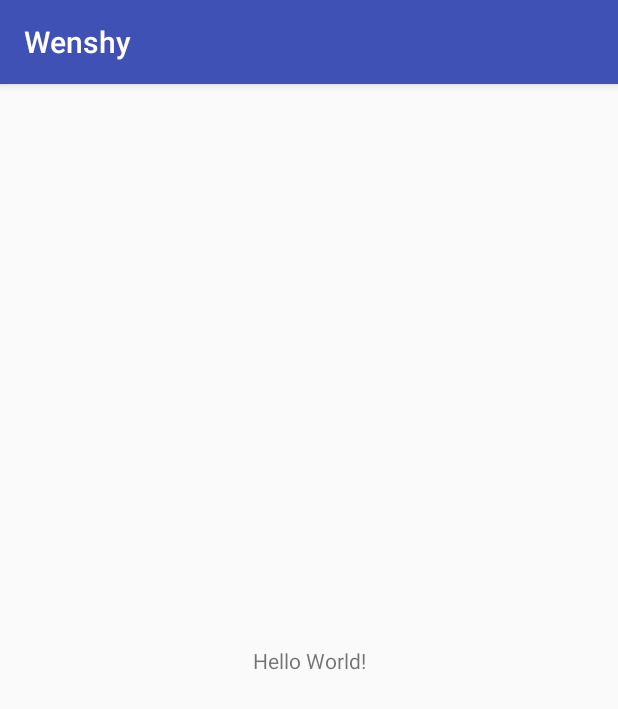
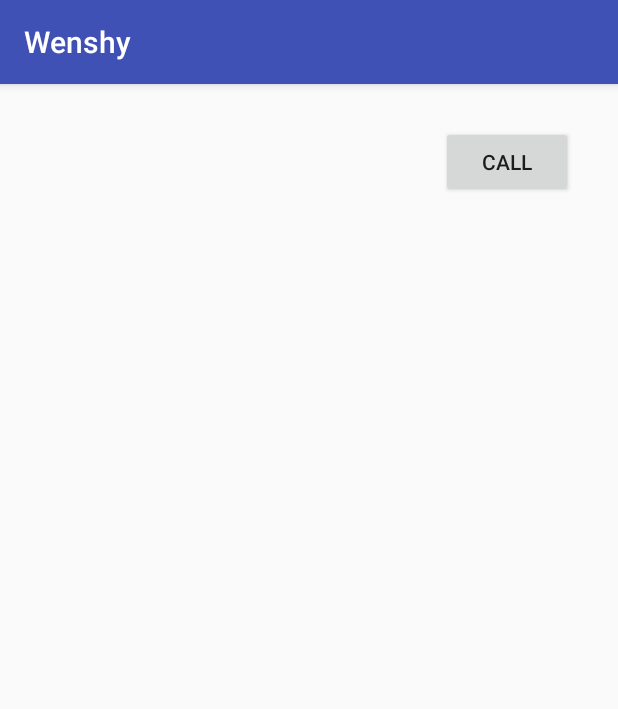
Before and after one commit to michaelanis14/wenshi, an Android app: the screen it shows after launch (MainActivity), on a phone screen of 412 x 824 dp. Shown: the top 709 px of the screen. Run offline under Robolectric (Android 15) with nearby library versions, the phone set to English and light mode, and no system bars.

Commit message:
Call Driver
Button to call driver

```diff
--- a/app/src/main/java/michaelabadir/wenshy/MainActivity.java
+++ b/app/src/main/java/michaelabadir/wenshy/MainActivity.java
@@ -1,7 +1,10 @@
 package michaelabadir.wenshy;
 
+import android.content.Intent;
+import android.net.Uri;
 import android.support.v7.app.AppCompatActivity;
 import android.os.Bundle;
+import android.view.View;
 
 public class MainActivity extends AppCompatActivity {
 
@@ -9,5 +12,17 @@ public class MainActivity extends AppCompatActivity {
     protected void onCreate(Bundle savedInstanceState) {
         super.onCreate(savedInstanceState);
         setContentView(R.layout.activity_main);
+
+        findViewById(R.id.button_call).setOnClickListener(new View.OnClickListener() {
+            @Override
+            public void onClick(View v) {
+                dialContactPhone("123123123");
+            }
+        });
     }
+
+    private void dialContactPhone(final String phoneNumber) {
+        startActivity(new Intent(Intent.ACTION_DIAL, Uri.fromParts("tel", phoneNumber, null)));
+    }
+
 }
--- a/app/src/main/res/layout/activity_main.xml
+++ b/app/src/main/res/layout/activity_main.xml
@@ -6,13 +6,28 @@
     android:layout_height="match_parent"
     tools:context="michaelabadir.wenshy.MainActivity">
 
-    <TextView
+    <Button
+        android:id="@+id/button_call"
         android:layout_width="wrap_content"
         android:layout_height="wrap_content"
-        android:text="Hello World!"
-        app:layout_constraintBottom_toBottomOf="parent"
-        app:layout_constraintLeft_toLeftOf="parent"
-        app:layout_constraintRight_toRightOf="parent"
+        android:layout_marginEnd="16dp"
+        android:layout_marginStart="280dp"
+        android:layout_marginTop="28dp"
+        android:text="@string/button_call"
+        app:layout_constraintEnd_toEndOf="parent"
+        app:layout_constraintStart_toEndOf="@+id/listView"
+        app:layout_constraintStart_toStartOf="parent"
+        app:layout_constraintTop_toTopOf="parent" />
+
+    <ListView
+        android:id="@+id/listView"
+        android:layout_width="0dp"
+        android:layout_height="487dp"
+        android:layout_marginEnd="100dp"
+        android:layout_marginStart="8dp"
+        android:layout_marginTop="8dp"
+        app:layout_constraintEnd_toStartOf="@+id/button_call"
+        app:layout_constraintStart_toStartOf="parent"
         app:layout_constraintTop_toTopOf="parent" />
 
 </android.support.constraint.ConstraintLayout>
--- a/app/src/main/res/values/strings.xml
+++ b/app/src/main/res/values/strings.xml
@@ -1,3 +1,4 @@
 <resources>
     <string name="app_name">Wenshy</string>
+    <string name="button_call">Call</string>
 </resources>
```
